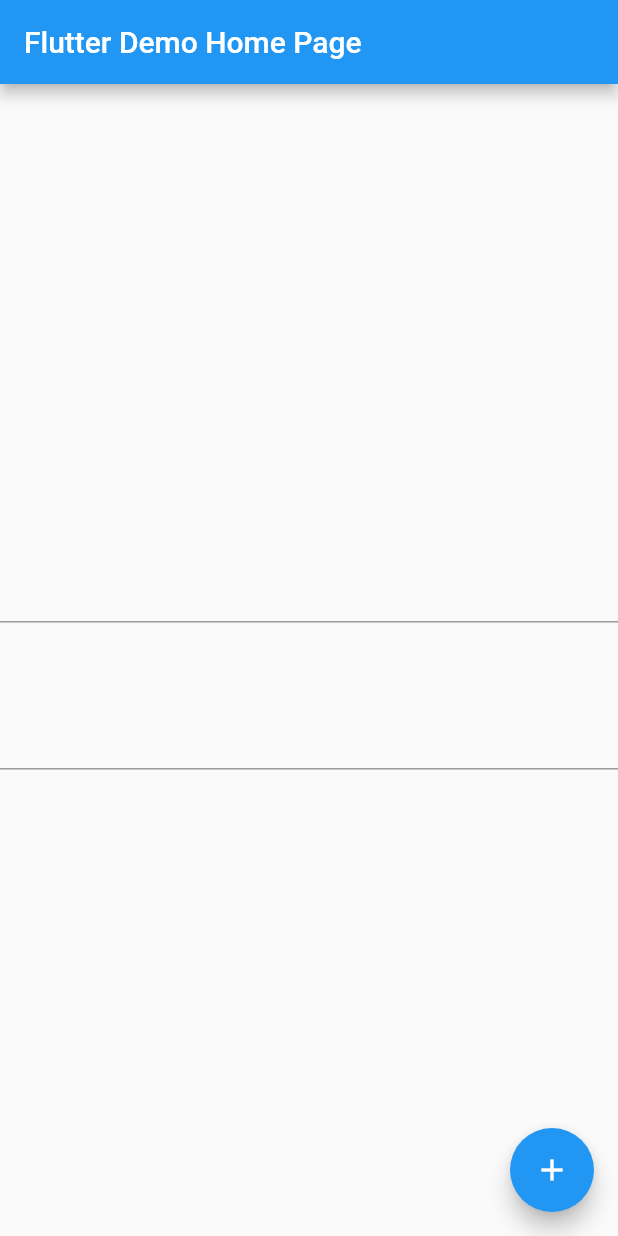
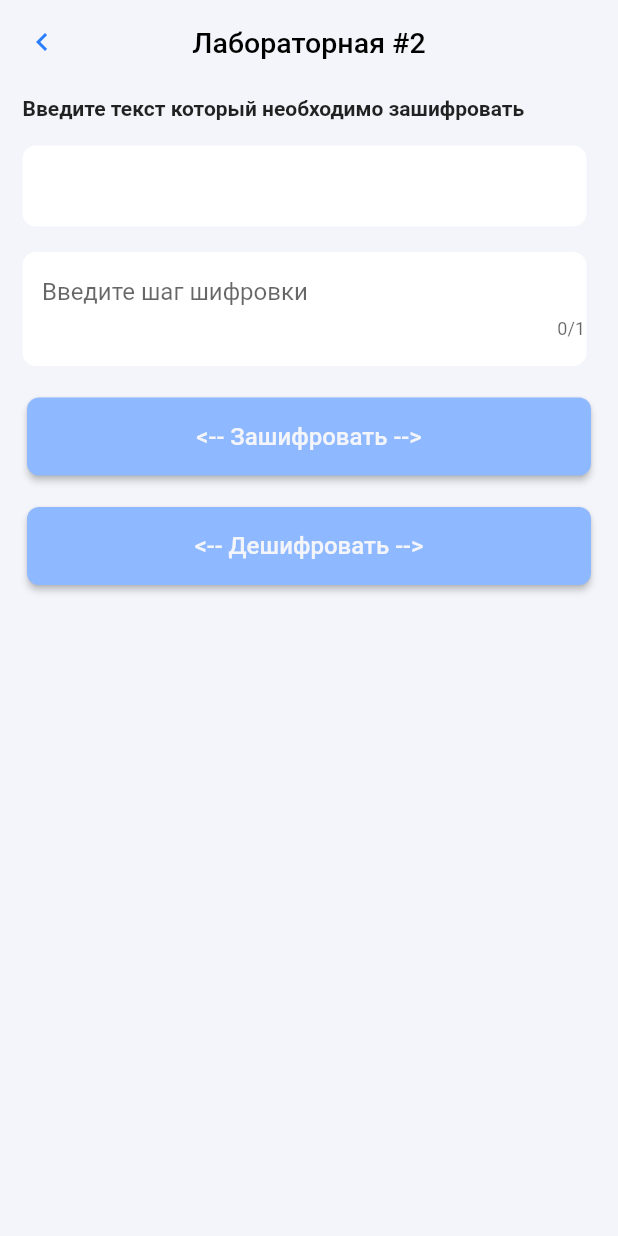
Before and after one commit to ImNotBotMan/Caesar-, a Flutter app: the screen it shows after launch, on a phone screen of 412 x 824 dp. Run offline on Flutter 3.47's test engine with Material 2 defaults, Android fonts, the phone set to English and light mode, and no system bars; our stand-ins replace flutter_bloc; Roboto replaces fonts that are missing (Source Sans Pro).

Commit message:
Изменил по старому коду, поменял параметры ключа и добавил текстфилд с номером

```diff
--- a/lib/bloc/main_event.dart
+++ b/lib/bloc/main_event.dart
@@ -1,10 +1,20 @@
 part of 'main_bloc.dart';
 
 @immutable
-abstract class MainEvent {}
+abstract class CriptorEvent {}
 
-class CriptEvent extends MainEvent {
-  final String inputText;
-  final String inputKey;
-  CriptEvent(this.inputText, this.inputKey);
+class CriptIt extends CriptorEvent {
+  final String string;
+  final int key;
+
+  CriptIt(this.string, this.key);
 }
+
+class DecriptIT extends CriptorEvent {
+  final String string;
+  final int key;
+  DecriptIT(
+    this.string,
+    this.key,
+  );
+}
--- a/lib/bloc/main_state.dart
+++ b/lib/bloc/main_state.dart
@@ -1,8 +1,12 @@
 part of 'main_bloc.dart';
 
 @immutable
-abstract class MainState {}
+abstract class CriptorState {}
 
-class MainInitial extends MainState {}
+class CriptorMainState extends CriptorState {}
 
-class CrtiptState extends MainState {}
+class LoadingState extends CriptorState {}
+
+class CloseLoadingState extends CriptorState {}
+
+class PopUpState extends CriptorState {}
--- a/lib/main.dart
+++ b/lib/main.dart
@@ -1,70 +1,165 @@
 import 'package:flutter/material.dart';
 import 'package:flutter_bloc/flutter_bloc.dart';
+import 'bloc/main_bloc.dart';
+import 'pop_up.dart';
+import 'criptor.dart';
 
-import 'bloc/main_bloc.dart';
-
+String inputData;
+bool isEncrypt;
 void main() {
-  runApp(BlocProvider(
-    create: (context) => MainBloc(),
-    child: MyApp(),
-  ));
+  runApp(MyApp());
 }
 
 class MyApp extends StatelessWidget {
   @override
   Widget build(BuildContext context) {
     return MaterialApp(
-      title: 'Flutter Demo',
-      theme: ThemeData(
-        primarySwatch: Colors.blue,
-        visualDensity: VisualDensity.adaptivePlatformDensity,
-      ),
-      home: MyHomePage(title: 'Flutter Demo Home Page'),
+        home: ToEncrypt(),
+        theme: ThemeData(
+            primaryColor: Color(0xffF3F5FA),
+            backgroundColor: Color(0xffF3F5FA),
+            scaffoldBackgroundColor: Color(0xffF3F5FA),
+            fontFamily: 'Source Sans Pro',
+            appBarTheme: AppBarTheme(
+              color: Colors.transparent,
+              elevation: 0.0,
+              centerTitle: true,
+            )));
+  }
+}
+
+class ToEncrypt extends StatelessWidget {
+  final inputController = TextEditingController();
+  final inputKeyController = TextEditingController();
+  @override
+  Widget build(BuildContext context) {
+    return BlocProvider(
+      create: (context) => CriptorBloc(),
+      child: Scaffold(
+          appBar: AppBar(
+            leading: IconButton(
+              icon: Icon(Icons.chevron_left),
+              color: Color(0xff2A7EFD),
+              onPressed: () {},
+            ),
+            title: Text(
+              "Лабораторная #2",
+              style: TextStyle(color: Colors.black, fontSize: 19),
+            ),
+          ),
+          body: BlocConsumer<CriptorBloc, CriptorState>(
+            builder: (context, state) {
+              if (state is CriptorMainState) {
+                return SingleChildScrollView(
+                  physics: ScrollPhysics(),
+                  child: Column(
+                    crossAxisAlignment: CrossAxisAlignment.start,
+                    children: [
+                      Padding(
+                          padding: EdgeInsets.only(left: 15, top: 8),
+                          child: Text(
+                              "Введите текст который необходимо зашифровать",
+                              style: TextStyle(
+                                  fontSize: 14, fontWeight: FontWeight.bold))),
+                      Container(
+                          decoration: BoxDecoration(
+                              color: Color(0xffFFFFFF),
+                              border: Border.all(color: Color(0xffFFFFFF)),
+                              borderRadius: BorderRadius.circular(9.0)),
+                          margin: EdgeInsets.only(left: 15, top: 17, right: 21),
+                          child: Padding(
+                              padding: EdgeInsets.only(
+                                  left: 12, top: 16, bottom: 17),
+                              child: TextFormField(
+                                controller: inputController,
+                                decoration:
+                                    InputDecoration.collapsed(hintText: ''),
+                              ))),
+                      Container(
+                          decoration: BoxDecoration(
+                              color: Color(0xffFFFFFF),
+                              border: Border.all(color: Color(0xffFFFFFF)),
+                              borderRadius: BorderRadius.circular(9.0)),
+                          margin: EdgeInsets.only(left: 15, top: 17, right: 21),
+                          child: Padding(
+                              padding: EdgeInsets.only(
+                                  left: 12, top: 16, bottom: 17),
+                              child: TextFormField(
+                                controller: inputKeyController,
+                                maxLength: 1,
+                                keyboardType: TextInputType.number,
+                                decoration: InputDecoration.collapsed(
+                                    hintText: 'Введите шаг шифровки'),
+                              ))),
+                      Container(
+                          margin: EdgeInsets.only(left: 18, right: 18, top: 21),
+                          child: MaterialButton(
+                            child: Text(" <-- Зашифровать --> ",
+                                style: TextStyle(fontSize: 16)),
+                            minWidth: double.infinity,
+                            height: 52,
+                            shape: RoundedRectangleBorder(
+                              borderRadius: BorderRadius.circular(8.0),
+                            ),
+                            onPressed: () {
+                              isEncrypt = true;
+                              // keyList.add(randomizer);
+                              encryptWord.clear();
+                              BlocProvider.of<CriptorBloc>(context).add(CriptIt(
+                                  "${inputController.text.replaceAll(new RegExp(r"\s+\b|\b\s"), "")}",
+                                  int.parse(inputKeyController.text)));
+                            },
+                            color: Color(0xff8EB8FF),
+                            textColor: Color(0xffF3F5FA),
+                          )),
+                      Container(
+                          margin: EdgeInsets.only(left: 18, right: 18, top: 21),
+                          child: MaterialButton(
+                            child: Text(" <-- Дешифровать --> ",
+                                style: TextStyle(fontSize: 16)),
+                            minWidth: double.infinity,
+                            height: 52,
+                            shape: RoundedRectangleBorder(
+                              borderRadius: BorderRadius.circular(8.0),
+                            ),
+                            onPressed: () {
+                              isEncrypt = false;
+                              decryptWord.clear();
+                              BlocProvider.of<CriptorBloc>(context).add(
+                                  DecriptIT(
+                                      encryptWord.join(),
+                                      inputController.text
+                                          .replaceAll(
+                                              new RegExp(r"\s+\b|\b\s"), "")
+                                          .length));
+                            },
+                            color: Color(0xff8EB8FF),
+                            textColor: Color(0xffF3F5FA),
+                          )),
+                    ],
+                  ),
+                );
+              }
+              return SizedBox();
+            },
+            listener: (context, state) {
+              if (state is LoadingState) {
+                return showDialog(
+                    context: context,
+                    builder: (context) => Center(
+                          child: CircularProgressIndicator(),
+                        ));
+              }
+              if (state is CloseLoadingState) {
+                Navigator.of(context, rootNavigator: true).pop();
+              }
+              if (state is PopUpState) {
+                popupWindow(
+                    encryptWord.join(), decryptWord.join(), isEncrypt, context);
+              }
+            },
+            buildWhen: (previous, current) => current is CriptorMainState,
+          )),
     );
   }
 }
-
-class MyHomePage extends StatefulWidget {
-  MyHomePage({Key key, this.title}) : super(key: key);
-
-  final String title;
-
-  @override
-  _MyHomePageState createState() => _MyHomePageState();
-}
-
-class _MyHomePageState extends State<MyHomePage> {
-  TextEditingController inputText = TextEditingController();
-  TextEditingController inputKey = TextEditingController();
-  bool isCriptor = true;
-  @override
-  Widget build(BuildContext context) {
-    return Scaffold(
-      appBar: AppBar(
-        title: Text(widget.title),
-      ),
-      body: Center(
-        child: Column(
-          mainAxisAlignment: MainAxisAlignment.center,
-          children: <Widget>[
-            TextField(
-              controller: inputText,
-            ),
-            SizedBox(
-              height: 50,
-            ),
-            TextField(
-              controller: inputKey,
-            )
-          ],
-        ),
-      ),
-      floatingActionButton: FloatingActionButton(
-        onPressed: () => BlocProvider.of<MainBloc>(context)
-            .add(CriptEvent(inputText.text, inputKey.text)),
-        tooltip: 'Increment',
-        child: Icon(Icons.add),
-      ), // This trailing comma makes auto-formatting nicer for build methods.
-    );
-  }
-}
```
Also changed, not shown: lib/bloc/main_bloc.dart (+18 -8 lines), lib/criptor.dart (+41 -23 lines), lib/pop_up.dart (added, +49 -0 lines).
